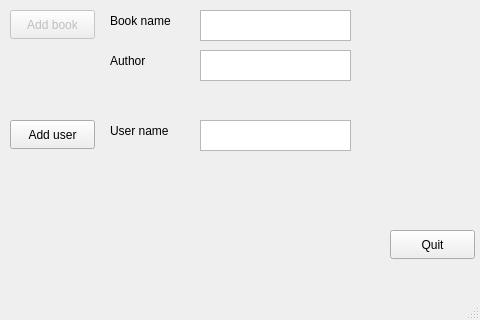
Old version of the form libraryui.ui in the repository zhuyc110/QtLibrary.
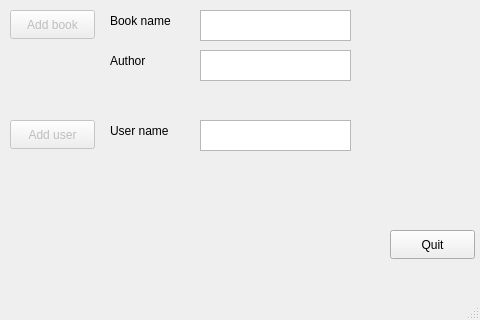
New version of the form.

What changed in the file:
```diff
--- a/libraryui.ui
+++ b/libraryui.ui
@@ -99,6 +99,9 @@
     </property>
    </widget>
    <widget class="QPushButton" name="addUserButton">
+    <property name="enabled">
+     <bool>false</bool>
+    </property>
     <property name="geometry">
      <rect>
       <x>10</x>
```
